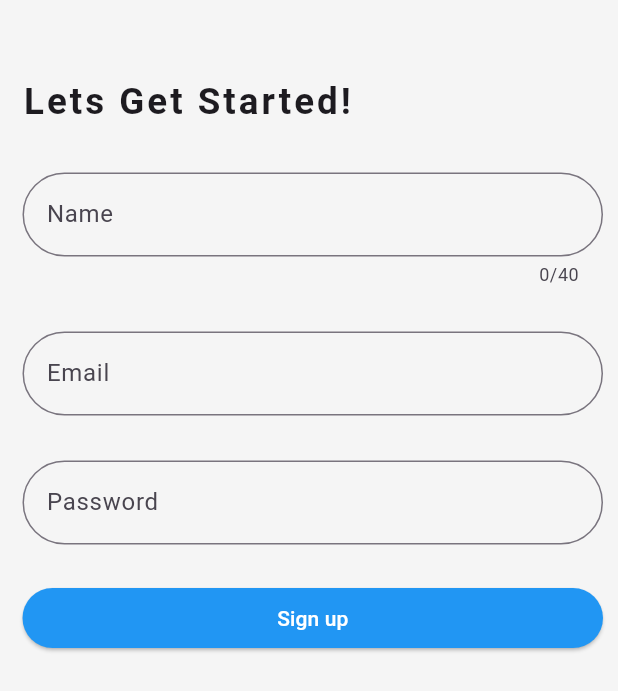
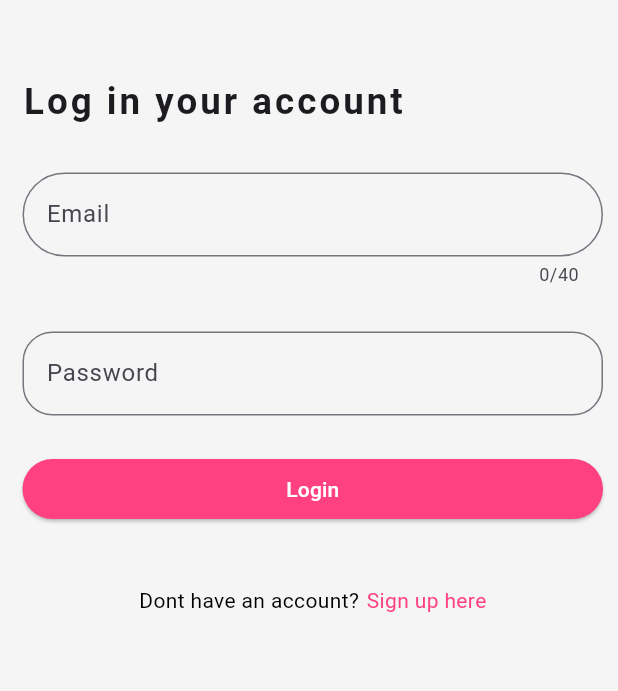
Before and after one commit to kolnieer/gorcery-store, a Flutter app: the screen it shows after launch, on a phone screen of 412 x 824 dp. Shown: the top 691 px of the screen. Run offline on Flutter 3.47's test engine with Material 3 defaults, Android fonts, the phone set to English and light mode, and no system bars.

Commit message:
Activity 3 Login

```diff
--- a/lib/main.dart
+++ b/lib/main.dart
@@ -1,15 +1,17 @@
 import 'package:flutter/material.dart';
 import 'package:untitled2/Home.dart';
+import 'package:untitled2/pages/Login.dart';
 import 'package:untitled2/pages/dashboard.dart';
 import 'package:untitled2/pages/menu.dart';
 import 'package:untitled2/pages/Signup.dart';
 
 void main() => runApp(MaterialApp(
-  initialRoute: '/Signup',
+  initialRoute: '/login',
   routes: {
     '/' : (context) => Dashboard(),
     '/menu' : (context) => Menu(),
     '/profile' : (context) => Home(),
     '/Signup' : (context) => Signup(),
+    '/login' : (context) => Login(),
   },
 ));
--- /dev/null
+++ b/lib/pages/Login.dart
@@ -0,0 +1,136 @@
+import 'package:flutter/material.dart';
+
+class Login extends StatefulWidget {
+  const Login({super.key});
+
+  @override
+  State<Login> createState() => _LoginState();
+}
+
+
+class _LoginState extends State<Login> {
+  final formKey = GlobalKey<FormState>();
+  String email = '';
+  String password = '';
+
+  @override
+  Widget build(BuildContext context) {
+    return Scaffold(
+      backgroundColor: Colors.grey[100],
+      body: SafeArea(
+        child: Padding(
+          padding: EdgeInsets.fromLTRB(15.0, 50.0, 10.0, 0),
+          child: Column(
+            crossAxisAlignment: CrossAxisAlignment.start,
+            children: <Widget> [
+              Text( 'Log in your account',
+                style: TextStyle(
+                  fontWeight: FontWeight.w700,
+                  letterSpacing: 2.0,
+                  fontSize: 24.5
+                ),
+              ),
+              SizedBox(height: 30.0,),
+              Form(
+                key: formKey,
+                child: Column(
+                  crossAxisAlignment: CrossAxisAlignment.stretch,
+                  children: <Widget>[
+                    TextFormField(
+                      maxLength: 40,
+                      decoration: InputDecoration(
+                        label: Text('Email'),
+                        border: OutlineInputBorder(
+                          borderRadius: BorderRadius.circular(70.0)
+
+                        ),
+                      ),
+
+                      validator: (value){
+                        if(value == null || value.isEmpty){
+                          return 'please provide a email';
+                        }
+                        if(value.length < 2){
+                          return 'wrong email';
+                        }
+                        return null;
+                      },
+                      onSaved: (value){
+                        email = value!;
+                      },
+                    ),
+                    SizedBox(height: 30.0,),
+                    TextFormField(
+                      obscureText: true,
+                      decoration: InputDecoration(
+                        label: Text('Password'),
+                        border: OutlineInputBorder(
+                          borderRadius: BorderRadius.circular(20.0),
+                        ),
+                      ),
+                      validator: (value){
+                        if(value == null || value.isEmpty){
+                          return 'please input your passowrd!';
+                        }
+                        if (value.length < 8){
+                          return '8 Characters nga daw behh';
+                        }
+                        if (value.length > 20){
+                          return 'bawase man bai!!';
+                        }
+                        return null;
+
+                      },
+                      onSaved: (value){
+                        password = value!;
+                      },
+                    ),
+                    SizedBox(height: 25.0,),
+                    ElevatedButton(
+                        onPressed: (){
+                         if(formKey.currentState!.validate()){
+                           formKey.currentState!.save();
+                           print(email);
+                           print(password);
+
+                         }
+                        },
+                        child: Text('Login'),
+                        style: ElevatedButton.styleFrom(
+                          backgroundColor: Colors.pinkAccent,
+                          foregroundColor: Colors.white,
+                        ),
+
+                    ),
+                    SizedBox(height: 40.0,),
+                    Row(
+                      mainAxisAlignment: MainAxisAlignment.center,
+                      children: <Widget>[
+                        Text(
+                          'Dont have an account?',
+                              style: TextStyle(
+                                color: Colors.black
+                              ),
+                        ),
+                        SizedBox(width: 5.0,),
+                        InkWell(
+                          child: Text(
+                            'Sign up here',
+                            style: TextStyle(
+                              color: Colors.pinkAccent
+                            ),
+                          ),
+                          onTap: () => Navigator.popAndPushNamed(context, '/Signup'),
+                        ),
+                      ],
+                    )
+                  ],
+                ),
+              )
+            ],
+          ),
+        ),
+      ),
+    );
+  }
+}
```
